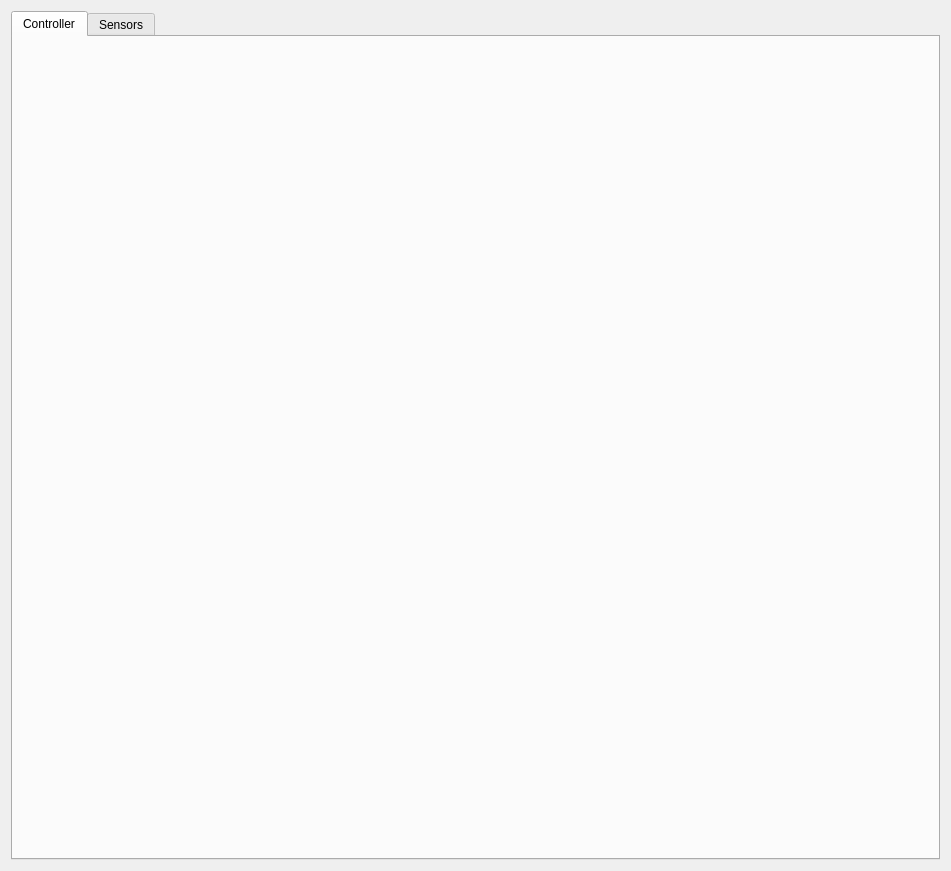
The window that Data Viewer/DataViewer.ui (tismatis/libpsvr) describes before a commit, drawn with Qt 5.
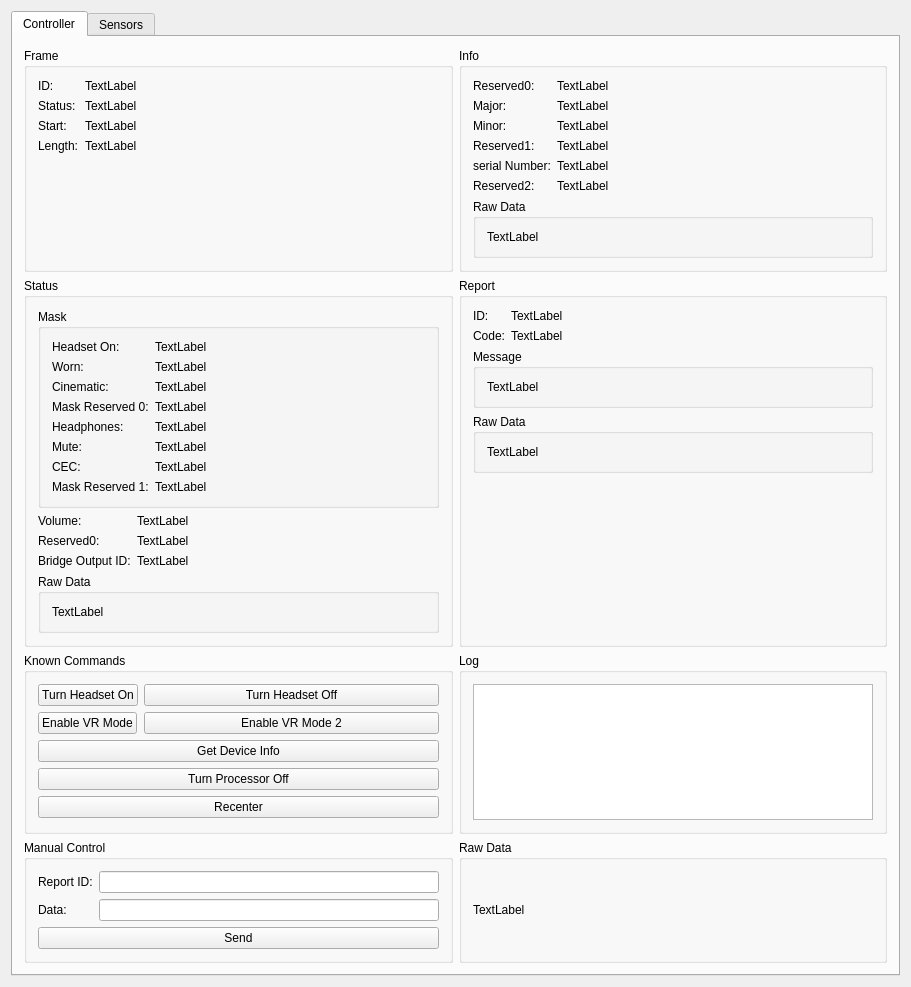
The same window after the commit.

Commit message: Implemented Control Tab functionality.

The edit to the form file:
```diff
--- a/Data Viewer/DataViewer.ui
+++ b/Data Viewer/DataViewer.ui
@@ -6,8 +6,8 @@
    <rect>
     <x>0</x>
     <y>0</y>
-    <width>951</width>
-    <height>751</height>
+    <width>911</width>
+    <height>918</height>
    </rect>
   </property>
   <property name="windowTitle">
@@ -24,6 +24,577 @@
        <attribute name="title">
         <string>Controller</string>
        </attribute>
+       <layout class="QGridLayout" name="gridLayout_12">
+        <item row="0" column="0">
+         <widget class="QGroupBox" name="groupBox_14">
+          <property name="title">
+           <string>Frame</string>
+          </property>
+          <layout class="QFormLayout" name="formLayout_13">
+           <item row="0" column="0">
+            <widget class="QLabel" name="label_5">
+             <property name="text">
+              <string>ID:</string>
+             </property>
+            </widget>
+           </item>
+           <item row="0" column="1">
+            <widget class="QLabel" name="lbl_control_id">
+             <property name="text">
+              <string>TextLabel</string>
+             </property>
+            </widget>
+           </item>
+           <item row="1" column="0">
+            <widget class="QLabel" name="label_14">
+             <property name="text">
+              <string>Status:</string>
+             </property>
+            </widget>
+           </item>
+           <item row="1" column="1">
+            <widget class="QLabel" name="lbl_control_status">
+             <property name="text">
+              <string>TextLabel</string>
+             </property>
+            </widget>
+           </item>
+           <item row="2" column="0">
+            <widget class="QLabel" name="label_24">
+             <property name="text">
+              <string>Start:</string>
+             </property>
+            </widget>
+           </item>
+           <item row="2" column="1">
+            <widget class="QLabel" name="lbl_control_start">
+             <property name="text">
+              <string>TextLabel</string>
+             </property>
+            </widget>
+           </item>
+           <item row="3" column="0">
+            <widget class="QLabel" name="label_27">
+             <property name="text">
+              <string>Length:</string>
+             </property>
+            </widget>
+           </item>
+           <item row="3" column="1">
+            <widget class="QLabel" name="lbl_control_len">
+             <property name="text">
+              <string>TextLabel</string>
+             </property>
+            </widget>
+           </item>
+          </layout>
+         </widget>
+        </item>
+        <item row="0" column="2">
+         <widget class="QGroupBox" name="groupBox_11">
+          <property name="title">
+           <string>Info</string>
+          </property>
+          <layout class="QFormLayout" name="formLayout_8">
+           <item row="0" column="0">
+            <widget class="QLabel" name="label_3">
+             <property name="text">
+              <string>Reserved0:</string>
+             </property>
+            </widget>
+           </item>
+           <item row="0" column="1">
+            <widget class="QLabel" name="lbl_info_reserved0">
+             <property name="text">
+              <string>TextLabel</string>
+             </property>
+            </widget>
+           </item>
+           <item row="1" column="0">
+            <widget class="QLabel" name="label_7">
+             <property name="text">
+              <string>Major:</string>
+             </property>
+            </widget>
+           </item>
+           <item row="1" column="1">
+            <widget class="QLabel" name="lbl_info_major">
+             <property name="text">
+              <string>TextLabel</string>
+             </property>
+            </widget>
+           </item>
+           <item row="2" column="0">
+            <widget class="QLabel" name="label_11">
+             <property name="text">
+              <string>Minor:</string>
+             </property>
+            </widget>
+           </item>
+           <item row="2" column="1">
+            <widget class="QLabel" name="lbl_info_minor">
+             <property name="text">
+              <string>TextLabel</string>
+             </property>
+            </widget>
+           </item>
+           <item row="3" column="0">
+            <widget class="QLabel" name="label_15">
+             <property name="text">
+              <string>Reserved1:</string>
+             </property>
+            </widget>
+           </item>
+           <item row="3" column="1">
+            <widget class="QLabel" name="lbl_info_reserved1">
+             <property name="text">
+              <string>TextLabel</string>
+             </property>
+            </widget>
+           </item>
+           <item row="4" column="0">
+            <widget class="QLabel" name="label_23">
+             <property name="text">
+              <string>serial Number:</string>
+             </property>
+            </widget>
+           </item>
+           <item row="4" column="1">
+            <widget class="QLabel" name="lbl_info_serial">
+             <property name="text">
+              <string>TextLabel</string>
+             </property>
+            </widget>
+           </item>
+           <item row="5" column="0">
+            <widget class="QLabel" name="label_25">
+             <property name="text">
+              <string>Reserved2:</string>
+             </property>
+            </widget>
+           </item>
+           <item row="5" column="1">
+            <widget class="QLabel" name="lbl_info_reserved2">
+             <property name="text">
+              <string>TextLabel</string>
+             </property>
+            </widget>
+           </item>
+           <item row="6" column="0" colspan="2">
+            <widget class="QGroupBox" name="groupBox_12">
+             <property name="title">
+              <string>Raw Data</string>
+             </property>
+             <layout class="QGridLayout" name="gridLayout_6">
+              <item row="0" column="0">
+               <widget class="QLabel" name="lbl_info_raw">
+                <property name="text">
+                 <string>&lt;html&gt;&lt;head/&gt;&lt;body&gt;&lt;p&gt;TextLabel&lt;/p&gt;&lt;/body&gt;&lt;/html&gt;</string>
+                </property>
+                <property name="wordWrap">
+                 <bool>true</bool>
+                </property>
+               </widget>
+              </item>
+             </layout>
+            </widget>
+           </item>
+          </layout>
+         </widget>
+        </item>
+        <item row="4" column="0">
+         <widget class="QGroupBox" name="groupBox_20">
+          <property name="title">
+           <string>Manual Control</string>
+          </property>
+          <layout class="QFormLayout" name="formLayout_12">
+           <item row="0" column="0">
+            <widget class="QLabel" name="label_73">
+             <property name="text">
+              <string>Report ID:</string>
+             </property>
+            </widget>
+           </item>
+           <item row="0" column="1">
+            <widget class="QLineEdit" name="txt_control_reportID"/>
+           </item>
+           <item row="1" column="0">
+            <widget class="QLabel" name="label_74">
+             <property name="text">
+              <string>Data:</string>
+             </property>
+            </widget>
+           </item>
+           <item row="1" column="1">
+            <widget class="QLineEdit" name="txt_control_data"/>
+           </item>
+           <item row="2" column="0" colspan="2">
+            <widget class="QPushButton" name="btn_send_manual">
+             <property name="text">
+              <string>Send</string>
+             </property>
+            </widget>
+           </item>
+          </layout>
+         </widget>
+        </item>
+        <item row="4" column="2">
+         <widget class="QGroupBox" name="groupBox_21">
+          <property name="title">
+           <string>Raw Data</string>
+          </property>
+          <layout class="QGridLayout" name="gridLayout_11">
+           <item row="0" column="0">
+            <widget class="QLabel" name="lbl_control_raw">
+             <property name="text">
+              <string>TextLabel</string>
+             </property>
+             <property name="wordWrap">
+              <bool>true</bool>
+             </property>
+            </widget>
+           </item>
+          </layout>
+         </widget>
+        </item>
+        <item row="3" column="2">
+         <widget class="QGroupBox" name="groupBox_13">
+          <property name="title">
+           <string>Log</string>
+          </property>
+          <layout class="QGridLayout" name="gridLayout_8">
+           <item row="0" column="0">
+            <widget class="QTextEdit" name="txt_control_log">
+             <property name="readOnly">
+              <bool>true</bool>
+             </property>
+            </widget>
+           </item>
+          </layout>
+         </widget>
+        </item>
+        <item row="3" column="0">
+         <widget class="QGroupBox" name="groupBox_19">
+          <property name="title">
+           <string>Known Commands</string>
+          </property>
+          <layout class="QFormLayout" name="formLayout_11">
+           <item row="0" column="0">
+            <widget class="QPushButton" name="btn_headsetOn">
+             <property name="text">
+              <string>Turn Headset On</string>
+             </property>
+            </widget>
+           </item>
+           <item row="0" column="1">
+            <widget class="QPushButton" name="btn_headsetOff">
+             <property name="text">
+              <string>Turn Headset Off</string>
+             </property>
+            </widget>
+           </item>
+           <item row="1" column="0">
+            <widget class="QPushButton" name="btn_vrMode">
+             <property name="text">
+              <string>Enable VR Mode</string>
+             </property>
+            </widget>
+           </item>
+           <item row="1" column="1">
+            <widget class="QPushButton" name="btn_vrMode2">
+             <property name="text">
+              <string>Enable VR Mode 2</string>
+             </property>
+            </widget>
+           </item>
+           <item row="2" column="0" colspan="2">
+            <widget class="QPushButton" name="btn_getDeviceInfo">
+             <property name="text">
+              <string>Get Device Info</string>
+             </property>
+            </widget>
+           </item>
+           <item row="3" column="0" colspan="2">
+            <widget class="QPushButton" name="btn_processorOff">
+             <property name="text">
+              <string>Turn Processor Off</string>
+             </property>
+            </widget>
+           </item>
+           <item row="4" column="0" colspan="2">
+            <widget class="QPushButton" name="btn_recenter">
+             <property name="text">
+              <string>Recenter</string>
+             </property>
+            </widget>
+           </item>
+          </layout>
+         </widget>
+        </item>
+        <item row="1" column="2" rowspan="2">
+         <widget class="QGroupBox" name="groupBox_15">
+          <property name="title">
+           <string>Report</string>
+          </property>
+          <layout class="QFormLayout" name="formLayout_10">
+           <item row="0" column="0">
+            <widget class="QLabel" name="label_66">
+             <property name="text">
+              <string>ID:</string>
+             </property>
+            </widget>
+           </item>
+           <item row="0" column="1">
+            <widget class="QLabel" name="lbl_report_id">
+             <property name="text">
+              <string>TextLabel</string>
+             </property>
+            </widget>
+           </item>
+           <item row="1" column="0">
+            <widget class="QLabel" name="label_68">
+             <property name="text">
+              <string>Code:</string>
+             </property>
+            </widget>
+           </item>
+           <item row="1" column="1">
+            <widget class="QLabel" name="lbl_report_code">
+             <property name="text">
+              <string>TextLabel</string>
+             </property>
+            </widget>
+           </item>
+           <item row="2" column="0" colspan="2">
+            <widget class="QGroupBox" name="groupBox_17">
+             <property name="title">
+              <string>Message</string>
+             </property>
+             <layout class="QGridLayout" name="gridLayout_9">
+              <item row="0" column="0">
+               <widget class="QLabel" name="lbl_report_msg">
+                <property name="text">
+                 <string>TextLabel</string>
+                </property>
+               </widget>
+              </item>
+             </layout>
+            </widget>
+           </item>
+           <item row="3" column="0" colspan="2">
+            <widget class="QGroupBox" name="groupBox_18">
+             <property name="title">
+              <string>Raw Data</string>
+             </property>
+             <layout class="QGridLayout" name="gridLayout_10">
+              <item row="0" column="0">
+               <widget class="QLabel" name="lbl_report_raw">
+                <property name="text">
+                 <string>TextLabel</string>
+                </property>
+                <property name="wordWrap">
+                 <bool>true</bool>
+                </property>
+               </widget>
+              </item>
+             </layout>
+            </widget>
+           </item>
+          </layout>
+         </widget>
+        </item>
+        <item row="1" column="0" rowspan="2">
+         <widget class="QGroupBox" name="groupBox_22">
+          <property name="title">
+           <string>Status</string>
+          </property>
+          <layout class="QFormLayout" name="formLayout_9">
+           <item row="1" column="0">
+            <widget class="QLabel" name="label_59">
+             <property name="text">
+              <string>Volume:</string>
+             </property>
+            </widget>
+           </item>
+           <item row="1" column="1">
+            <widget class="QLabel" name="lbl_cStatus_vol">
+             <property name="text">
+              <string>TextLabel</string>
+             </property>
+            </widget>
+           </item>
+           <item row="2" column="0">
+            <widget class="QLabel" name="label_61">
+             <property name="text">
+              <string>Reserved0:</string>
+             </property>
+            </widget>
+           </item>
+           <item row="2" column="1">
+            <widget class="QLabel" name="lbl_cStatus_reserved0">
+             <property name="text">
+              <string>TextLabel</string>
+             </property>
+            </widget>
+           </item>
+           <item row="3" column="0">
+            <widget class="QLabel" name="label_63">
+             <property name="text">
+              <string>Bridge Output ID:</string>
+             </property>
+            </widget>
+           </item>
+           <item row="3" column="1">
+            <widget class="QLabel" name="lbl_cStatus_bridgeOutputID">
+             <property name="text">
+              <string>TextLabel</string>
+             </property>
+            </widget>
+           </item>
+           <item row="4" column="0" colspan="2">
+            <widget class="QGroupBox" name="groupBox_16">
+             <property name="title">
+              <string>Raw Data</string>
+             </property>
+             <layout class="QGridLayout" name="gridLayout_7">
+              <item row="0" column="0">
+               <widget class="QLabel" name="lbl_cStatus_raw">
+                <property name="text">
+                 <string>TextLabel</string>
+                </property>
+                <property name="wordWrap">
+                 <bool>true</bool>
+                </property>
+               </widget>
+              </item>
+             </layout>
+            </widget>
+           </item>
+           <item row="0" column="0" colspan="2">
+            <widget class="QGroupBox" name="groupBox_23">
+             <property name="title">
+              <string>Mask</string>
+             </property>
+             <layout class="QFormLayout" name="formLayout_14">
+              <item row="0" column="1">
+               <widget class="QLabel" name="lbl_cStatus_headsetOn">
+                <property name="text">
+                 <string>TextLabel</string>
+                </property>
+               </widget>
+              </item>
+              <item row="1" column="0">
+               <widget class="QLabel" name="label_33">
+                <property name="text">
+                 <string>Worn:</string>
+                </property>
+               </widget>
+              </item>
+              <item row="1" column="1">
+               <widget class="QLabel" name="lbl_cStatus_worn">
+                <property name="text">
+                 <string>TextLabel</string>
+                </property>
+               </widget>
+              </item>
+              <item row="2" column="0">
+               <widget class="QLabel" name="label_38">
+                <property name="text">
+                 <string>Cinematic:</string>
+                </property>
+               </widget>
+              </item>
+              <item row="2" column="1">
+               <widget class="QLabel" name="lbl_cStatus_cinematic">
+                <property name="text">
+                 <string>TextLabel</string>
+                </property>
+               </widget>
+              </item>
+              <item row="3" column="0">
+               <widget class="QLabel" name="label_41">
+                <property name="text">
+                 <string>Mask Reserved 0:</string>
+                </property>
+               </widget>
+              </item>
+              <item row="3" column="1">
+               <widget class="QLabel" name="lbl_cStatus_mReserved0">
+                <property name="text">
+                 <string>TextLabel</string>
+                </property>
+               </widget>
+              </item>
+              <item row="4" column="0">
+               <widget class="QLabel" name="label_46">
+                <property name="text">
+                 <string>Headphones:</string>
+                </property>
+               </widget>
+              </item>
+              <item row="4" column="1">
+               <widget class="QLabel" name="lbl_cStatus_headphones">
+                <property name="text">
+                 <string>TextLabel</string>
+                </property>
+               </widget>
+              </item>
+              <item row="5" column="0">
+               <widget class="QLabel" name="label_49">
+                <property name="text">
+                 <string>Mute:</string>
+                </property>
+               </widget>
+              </item>
+              <item row="5" column="1">
+               <widget class="QLabel" name="lbl_cStatus_mute">
+                <property name="text">
+                 <string>TextLabel</string>
+                </property>
+               </widget>
+              </item>
+              <item row="6" column="0">
+               <widget class="QLabel" name="label_53">
+                <property name="text">
+                 <string>CEC:</string>
+                </property>
+               </widget>
+              </item>
+              <item row="6" column="1">
+               <widget class="QLabel" name="lbl_cStatus_cec">
+                <property name="text">
+                 <string>TextLabel</string>
+                </property>
+               </widget>
+              </item>
+              <item row="7" column="0">
+               <widget class="QLabel" name="label_57">
+                <property name="text">
+                 <string>Mask Reserved 1:</string>
+                </property>
+               </widget>
+              </item>
+              <item row="7" column="1">
+               <widget class="QLabel" name="lbl_cStatus_mReserved1">
+                <property name="text">
+                 <string>TextLabel</string>
+                </property>
+               </widget>
+              </item>
+              <item row="0" column="0">
+               <widget class="QLabel" name="label_28">
+                <property name="text">
+                 <string>Headset On:</string>
+                </property>
+               </widget>
+              </item>
+             </layout>
+            </widget>
+           </item>
+          </layout>
+         </widget>
+        </item>
+       </layout>
       </widget>
       <widget class="QWidget" name="Sensors_tab">
        <attribute name="title">
```
Left out of the diff: 5 changed lines with no effect on the pictures. The commit also changes 6 other files.
